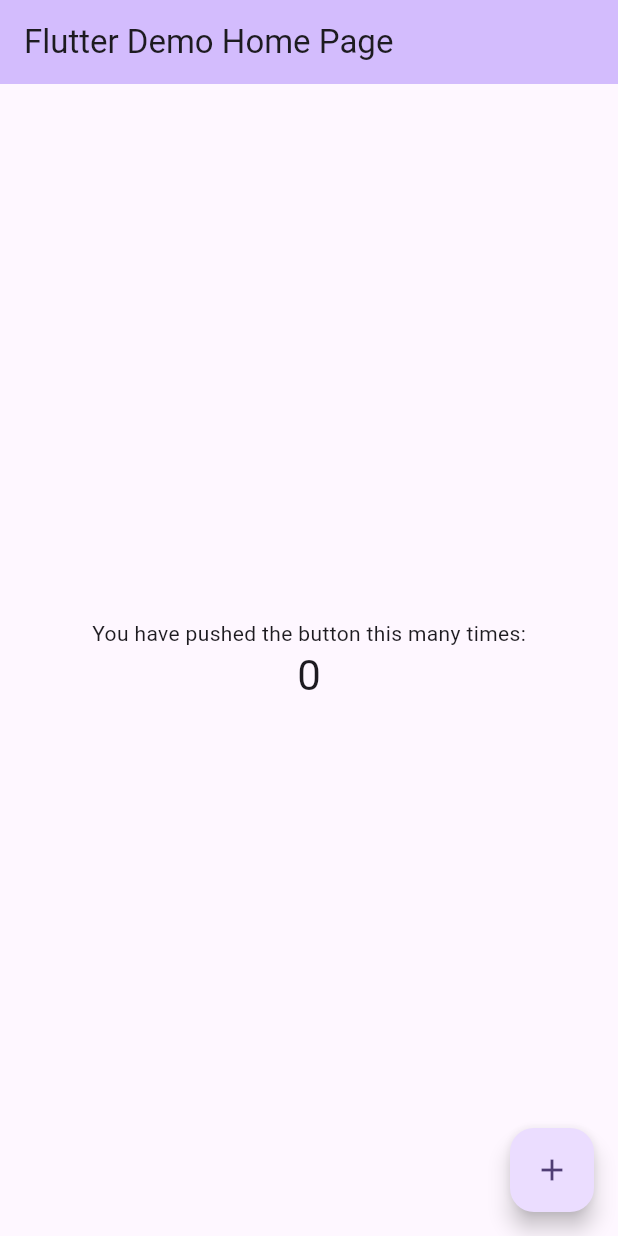
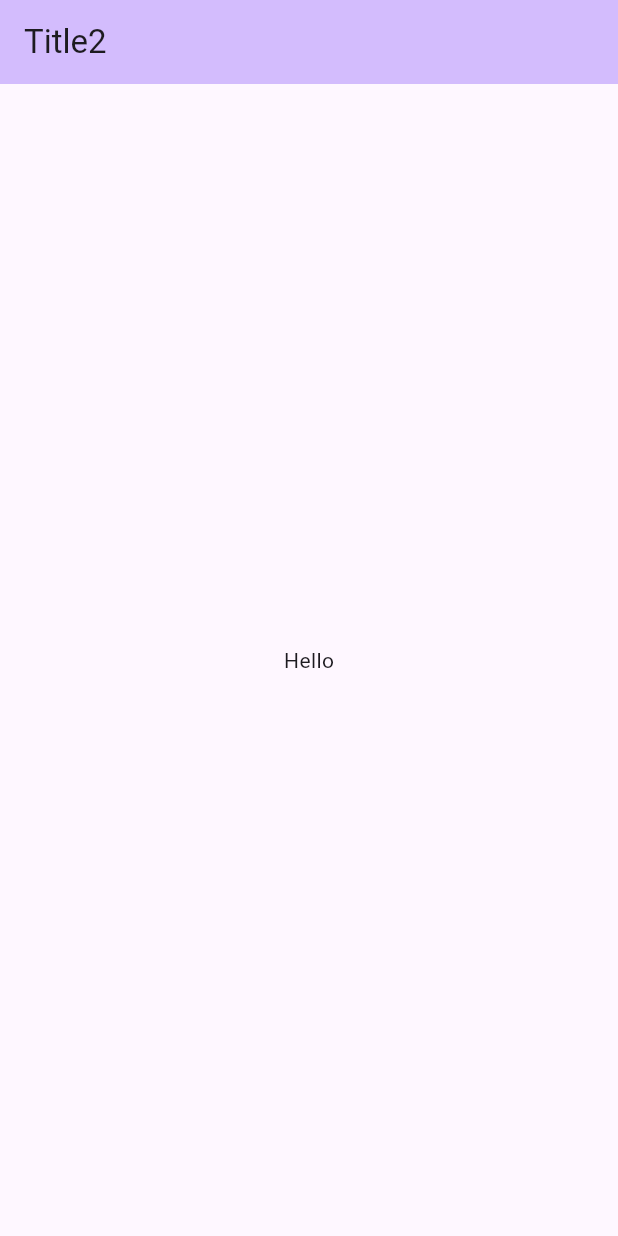
Before and after one commit to AhmetEminSaglik/flutter-learn-Kasim-Adalan, a Flutter app: the screen it shows after launch, on a phone screen of 412 x 824 dp. Run offline on Flutter 3.47's test engine with Material 2 defaults, Android fonts, the phone set to English and light mode, and no system bars.

Commit message:
deleted unnecessary comment lines in project.

```diff
--- a/lib/main.dart
+++ b/lib/main.dart
@@ -1,5 +1,5 @@
 import 'package:flutter/material.dart';
-
+// to delete all comment  lines --> ctrl + f -->//.* --> delete all comments
 void main() {
   runApp(const MyApp());
 }
@@ -7,119 +7,36 @@ void main() {
 class MyApp extends StatelessWidget {
   const MyApp({super.key});
 
-  // This widget is the root of your application.
   @override
   Widget build(BuildContext context) {
     return MaterialApp(
       title: 'Flutter Demo',
+      debugShowCheckedModeBanner: false,
       theme: ThemeData(
-        // This is the theme of your application.
-        //
-        // TRY THIS: Try running your application with "flutter run". You'll see
-        // the application has a blue toolbar. Then, without quitting the app,
-        // try changing the seedColor in the colorScheme below to Colors.green
-        // and then invoke "hot reload" (save your changes or press the "hot
-        // reload" button in a Flutter-supported IDE, or press "r" if you used
-        // the command line to start the app).
-        //
-        // Notice that the counter didn't reset back to zero; the application
-        // state is not lost during the reload. To reset the state, use hot
-        // restart instead.
-        //
-        // This works for code too, not just values: Most code changes can be
-        // tested with just a hot reload.
         colorScheme: ColorScheme.fromSeed(seedColor: Colors.deepPurple),
         useMaterial3: true,
       ),
-      home: const MyHomePage(title: 'Flutter Demo Home Page'),
+      home: MyHomePage(),
     );
   }
 }
 
 class MyHomePage extends StatefulWidget {
-  const MyHomePage({super.key, required this.title});
-
-  // This widget is the home page of your application. It is stateful, meaning
-  // that it has a State object (defined below) that contains fields that affect
-  // how it looks.
-
-  // This class is the configuration for the state. It holds the values (in this
-  // case the title) provided by the parent (in this case the App widget) and
-  // used by the build method of the State. Fields in a Widget subclass are
-  // always marked "final".
-
-  final String title;
-
   @override
   State<MyHomePage> createState() => _MyHomePageState();
 }
 
 class _MyHomePageState extends State<MyHomePage> {
-  int _counter = 0;
-
-  void _incrementCounter() {
-    setState(() {
-      // This call to setState tells the Flutter framework that something has
-      // changed in this State, which causes it to rerun the build method below
-      // so that the display can reflect the updated values. If we changed
-      // _counter without calling setState(), then the build method would not be
-      // called again, and so nothing would appear to happen.
-      _counter++;
-    });
-  }
-
   @override
   Widget build(BuildContext context) {
-    // This method is rerun every time setState is called, for instance as done
-    // by the _incrementCounter method above.
-    //
-    // The Flutter framework has been optimized to make rerunning build methods
-    // fast, so that you can just rebuild anything that needs updating rather
-    // than having to individually change instances of widgets.
     return Scaffold(
       appBar: AppBar(
-        // TRY THIS: Try changing the color here to a specific color (to
-        // Colors.amber, perhaps?) and trigger a hot reload to see the AppBar
-        // change color while the other colors stay the same.
         backgroundColor: Theme.of(context).colorScheme.inversePrimary,
-        // Here we take the value from the MyHomePage object that was created by
-        // the App.build method, and use it to set our appbar title.
-        title: Text(widget.title),
+        title: Text("Title2"),
       ),
-      body: Center(
-        // Center is a layout widget. It takes a single child and positions it
-        // in the middle of the parent.
-        child: Column(
-          // Column is also a layout widget. It takes a list of children and
-          // arranges them vertically. By default, it sizes itself to fit its
-          // children horizontally, and tries to be as tall as its parent.
-          //
-          // Column has various properties to control how it sizes itself and
-          // how it positions its children. Here we use mainAxisAlignment to
-          // center the children vertically; the main axis here is the vertical
-          // axis because Columns are vertical (the cross axis would be
-          // horizontal).
-          //
-          // TRY THIS: Invoke "debug painting" (choose the "Toggle Debug Paint"
-          // action in the IDE, or press "p" in the console), to see the
-          // wireframe for each widget.
-          mainAxisAlignment: MainAxisAlignment.center,
-          children: <Widget>[
-            const Text(
-              'You have pushed the button this many times:',
-            ),
-            Text(
-              '$_counter',
-              style: Theme.of(context).textTheme.headlineMedium,
-            ),
-          ],
-        ),
+      body: const Center(
+        child: Text("Hello"),
       ),
-      floatingActionButton: FloatingActionButton(
-        onPressed: _incrementCounter,
-        tooltip: 'Increment',
-        child: const Icon(Icons.add),
-      ), // This trailing comma makes auto-formatting nicer for build methods.
     );
   }
 }
```
